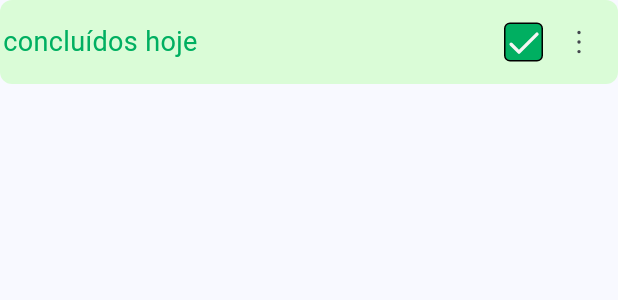
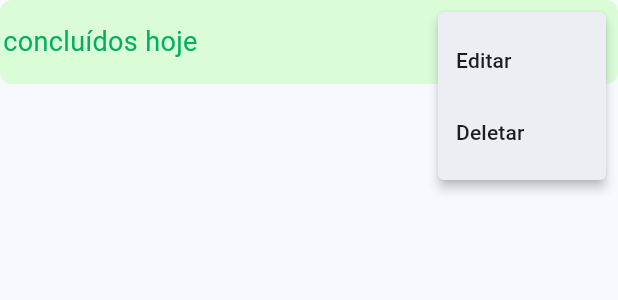
Before and after one commit to mozart-rue/habit_manager, a Flutter app: the HabitTileComponent widget shown alone on an empty page, opened directly, after a tap on an icon or button, on a phone screen of 412 x 824 dp. Shown: the top 300 px of the screen. Run offline on Flutter 3.47's test engine with Material 3 defaults, Android fonts, the phone set to English and light mode, and no system bars; our stand-ins replace email_validator, flutter_phosphor_icons, gap; missing offline and left inert: bottom_bar, validatorless.

Commit message:
feat: change iconbutun to popupmenu

```diff
--- a/lib/core/ui/components/habit_tile_component.dart
+++ b/lib/core/ui/components/habit_tile_component.dart
@@ -51,9 +51,21 @@ class HabitTileComponent extends StatelessWidget {
                         : Container(),
                   ),
                 ),
-                IconButton(
-                  onPressed: () {},
-                  icon: Icon(PhosphorIcons.dots_three_vertical),
+                PopupMenuButton(
+                  icon: const Icon(PhosphorIcons.dots_three_vertical),
+                  itemBuilder: (context) {
+                    return const [
+                      PopupMenuItem<int>(
+                        value: 0,
+                        child: Text('Editar'),
+                      ),
+                      PopupMenuItem<int>(
+                        value: 1,
+                        child: Text('Deletar'),
+                      ),
+                    ];
+                  },
+                  onSelected: (value) {},
                 ),
               ],
             ),
```
